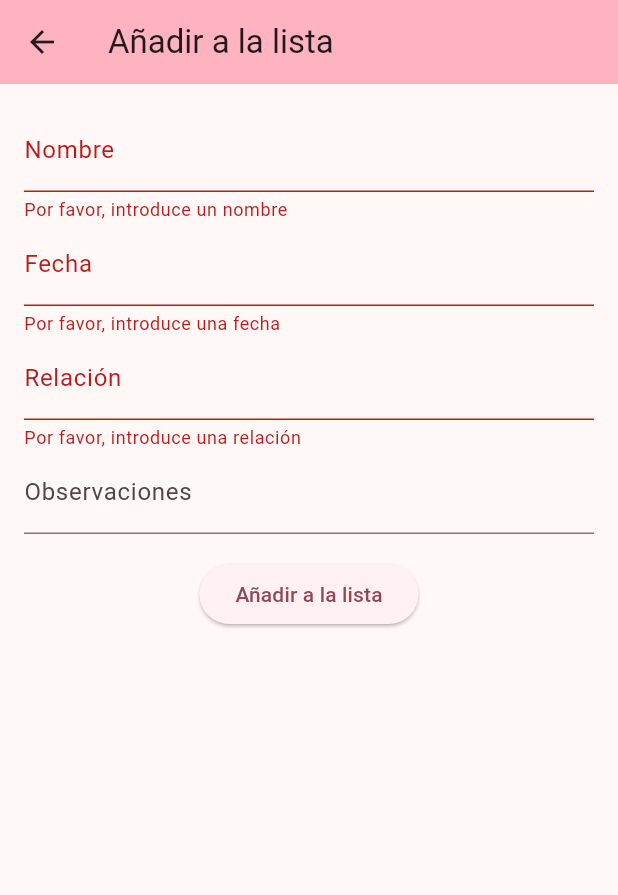
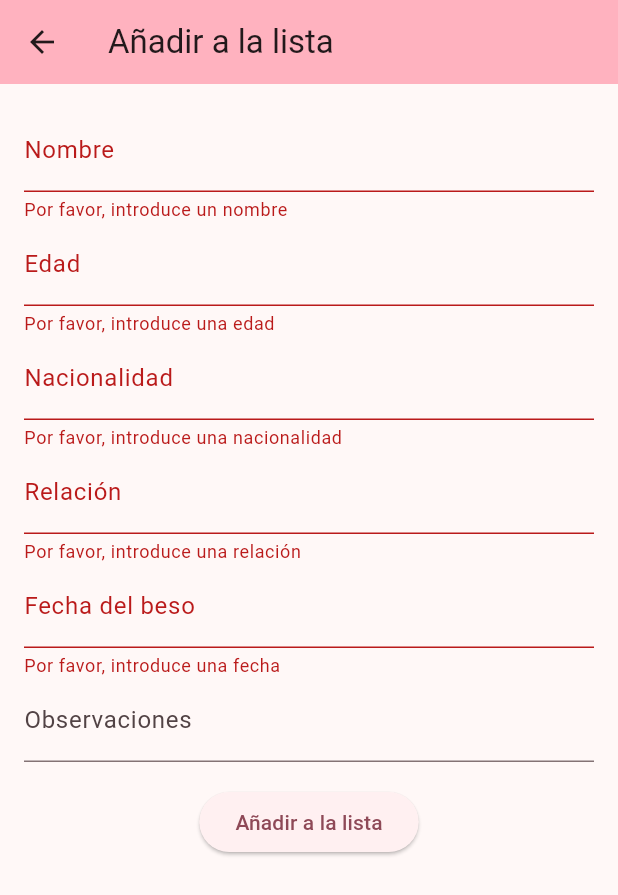
Before and after one commit to martinezmario02/KissDate, a Flutter app: the AddPerson screen opened by its route, after a tap on "Añadir a la lista", on a phone screen of 412 x 824 dp. Shown: the top 895 px of the screen. Run offline on Flutter 3.47's test engine with Material 3 defaults, Android fonts, the light colour scheme and no system bars; missing offline and left inert: postgres.

Commit message:
Añadir a lista
Se añade a la lista la persona, pero falta el inicio de sesión para poder decirle a que usuario está ligado. No sé si esta bien la estructura

```diff
--- a/lib/controllers/users_controller.dart
+++ b/lib/controllers/users_controller.dart
@@ -6,4 +6,9 @@ class UserController{
   Future<List<Map<String, dynamic>>> users() async{
     return await db.users();
   }
+
+  Future<List<Map<String, dynamic>>> addToList(String name, int age, String nationality, String relationship, DateTime kissDate, String observations) async{
+    return await db.addToList(name, age, nationality, relationship, kissDate, observations);
+  }
+
 }
--- a/lib/screens/people/add.dart
+++ b/lib/screens/people/add.dart
@@ -1,4 +1,5 @@
 import 'package:flutter/material.dart';
+import 'package:kissdate/screens/people/list.dart';
 
 // Añadir una nueva persona a la lista
 
@@ -14,18 +15,38 @@ class AddPerson extends StatefulWidget {
 // Formulario para incluir datos sobre una persona
 class _AddPersonState extends State<AddPerson> {
   final _formKey = GlobalKey<FormState>();
-  final _nombreController = TextEditingController();
-  final _fechaController = TextEditingController();
-  final _relacionController = TextEditingController();
-  final _observacionesController = TextEditingController();
+  final _nameController = TextEditingController();
+  final _ageController = TextEditingController();
+  final _nationalityController = TextEditingController();
+
+  final _relationshipController = TextEditingController();
+  final _kissDateController = TextEditingController();
+
+  final _observationsController = TextEditingController();
 
   @override
   void dispose() {
-    _nombreController.dispose();
-    _fechaController.dispose();
-    _relacionController.dispose();
-    _observacionesController.dispose();
+    _nameController.dispose();
+    _ageController.dispose();
+    _nationalityController.dispose();
+
+    _relationshipController.dispose();
+    _kissDateController.dispose();
+    _observationsController.dispose();
+
     super.dispose();
+  }
+
+  Future<void> addToList() async {
+    userController.addToList(
+      _nameController.text,
+      int.parse(_ageController.text),
+      _nationalityController.text,
+
+      _relationshipController.text,
+      DateTime.parse(_kissDateController.text),
+      _observationsController.text,
+    );
   }
 
   @override
@@ -42,7 +63,7 @@ class _AddPersonState extends State<AddPerson> {
           child: Column(
             children: <Widget>[
               TextFormField(
-                controller: _nombreController,
+                controller: _nameController,
                 decoration: const InputDecoration(labelText: 'Nombre'),
                 validator: (value) {
                   if (value == null || value.isEmpty) {
@@ -52,17 +73,27 @@ class _AddPersonState extends State<AddPerson> {
                 },
               ),
               TextFormField(
-                controller: _fechaController,
-                decoration: const InputDecoration(labelText: 'Fecha'),
+                controller: _ageController,
+                decoration: const InputDecoration(labelText: 'Edad'),
                 validator: (value) {
                   if (value == null || value.isEmpty) {
-                    return 'Por favor, introduce una fecha';
+                    return 'Por favor, introduce una edad';
                   }
                   return null;
                 },
               ),
               TextFormField(
-                controller: _relacionController,
+                controller: _nationalityController,
+                decoration: const InputDecoration(labelText: 'Nacionalidad'),
+                validator: (value) {
+                  if (value == null || value.isEmpty) {
+                    return 'Por favor, introduce una nacionalidad';
+                  }
+                  return null;
+                },
+              ),
+              TextFormField(
+                controller: _relationshipController,
                 decoration: const InputDecoration(labelText: 'Relación'),
                 validator: (value) {
                   if (value == null || value.isEmpty) {
@@ -72,7 +103,17 @@ class _AddPersonState extends State<AddPerson> {
                 },
               ),
               TextFormField(
-                controller: _observacionesController,
+                controller: _kissDateController,
+                decoration: const InputDecoration(labelText: 'Fecha del beso'),
+                validator: (value) {
+                  if (value == null || value.isEmpty) {
+                    return 'Por favor, introduce una fecha';
+                  }
+                  return null;
+                },
+              ),
+              TextFormField(
+                controller: _observationsController,
                 decoration: const InputDecoration(labelText: 'Observaciones'),
               ),
               Padding(
@@ -83,6 +124,7 @@ class _AddPersonState extends State<AddPerson> {
                       ScaffoldMessenger.of(context).showSnackBar(
                         const SnackBar(content: Text('Procesando datos')),
                       );
+                      addToList();
                     }
                   },
                   child: const Text('Añadir a la lista'),
```
Also changed, not shown: lib/db/db.dart (+22 -9 lines), pubspec.lock, 5 other files.
